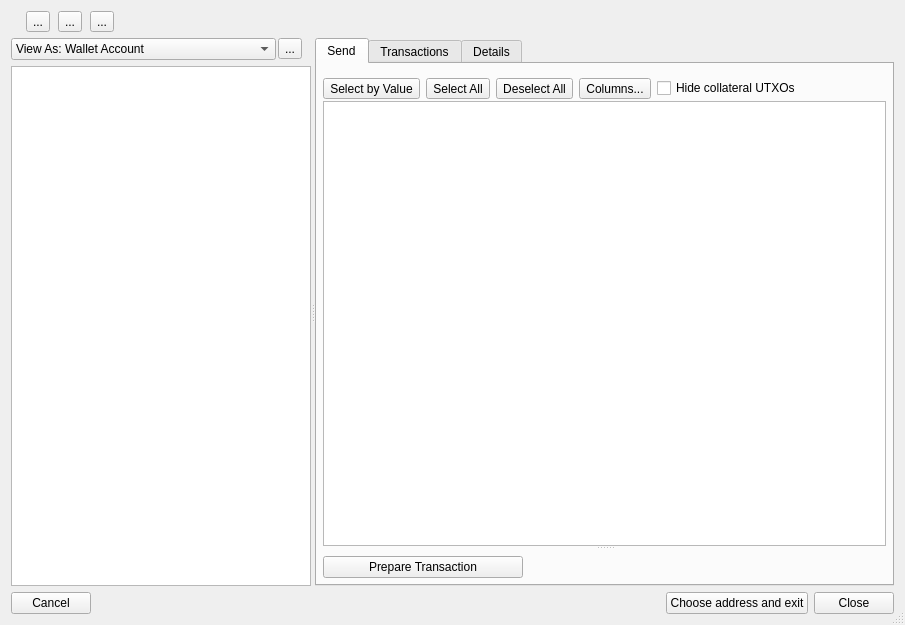
Old version of the form src/ui/ui_wallet_dlg.ui in the repository Bertrand256/dash-masternode-tool.
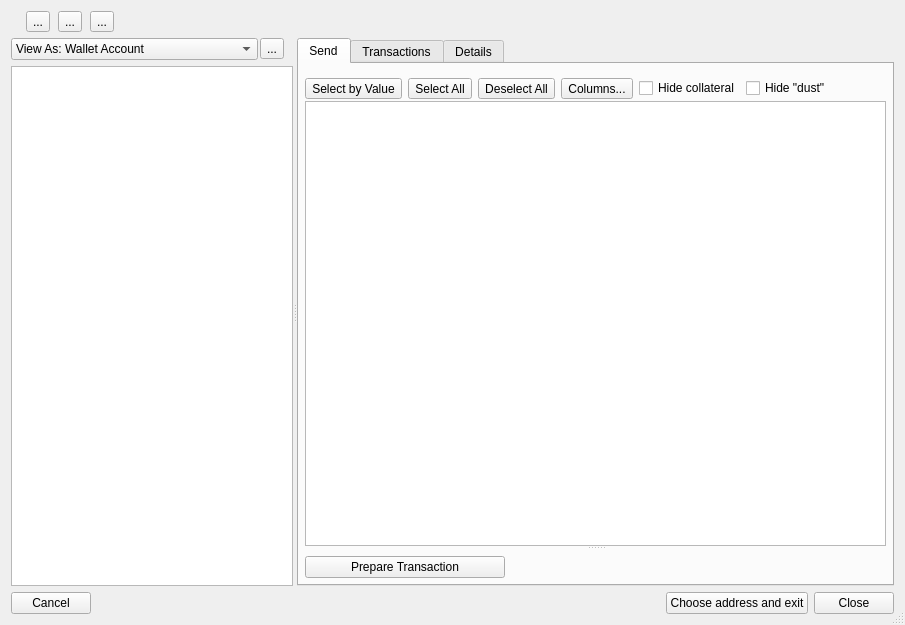
New version of the form.

Commit message: Added feature to hide "dust" UTXOs in the wallet dialog.

```diff
--- a/src/ui/ui_wallet_dlg.ui
+++ b/src/ui/ui_wallet_dlg.ui
@@ -449,7 +449,14 @@
                        <string notr="true"/>
                       </property>
                       <property name="text">
-                       <string>Hide collateral UTXOs</string>
+                       <string>Hide collateral</string>
+                      </property>
+                     </widget>
+                    </item>
+                    <item>
+                     <widget class="QCheckBox" name="chbHideDust">
+                      <property name="text">
+                       <string>Hide "dust"</string>
                       </property>
                      </widget>
                     </item>
```
The commit also changes 8 other files.
